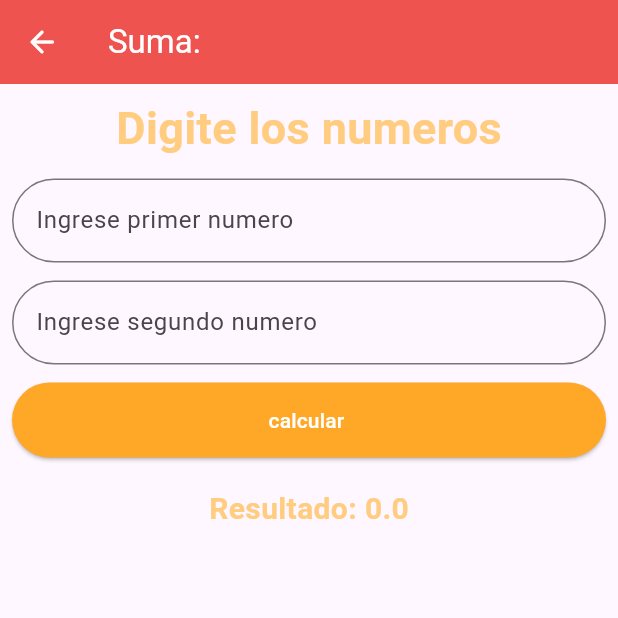
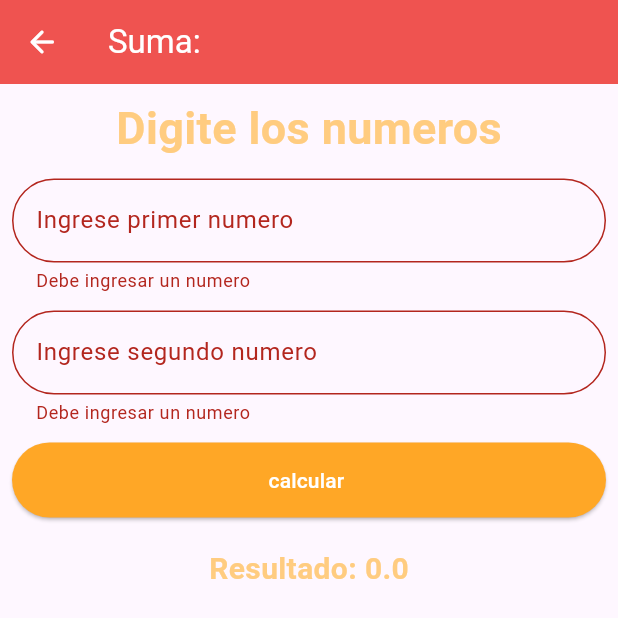
Before and after one commit to JoTaZem/MOVIL, a Flutter app: the Suma screen opened directly, after a tap on "calcular", on a phone screen of 412 x 824 dp. Shown: the top 618 px of the screen. Run offline on Flutter 3.47's test engine with Material 3 defaults, Android fonts, the phone set to English and light mode, and no system bars; network calls fail; Roboto replaces fonts that are missing (Arial Narrow).

Commit message:
copia para maubry

```diff
--- a/flutter_ejemplo_4/lib/screen/menuOption.dart
+++ b/flutter_ejemplo_4/lib/screen/menuOption.dart
@@ -1,5 +1,6 @@
 import 'package:flutter/material.dart';
 import 'package:flutter_ejemplo_4/screen/suma.dart';
+import 'package:flutter_ejemplo_4/screen/calculadora.dart';
 class menuOption extends StatefulWidget {
   const menuOption({super.key});
 
@@ -24,7 +25,6 @@ class _menuOptionState extends State<menuOption> {
         padding: const EdgeInsets.all(8.0),
         child: ListView(
           children: [
-            SizedBox(height: 12),
             Image.network("http://picsum.photos/330/200"),
             SizedBox(height: 12),
             Card(
@@ -44,6 +44,7 @@ class _menuOptionState extends State<menuOption> {
                 leading: Icon(Icons.add),
                 trailing: Icon(Icons.arrow_circle_right_rounded),
                 onTap: (){
+                  Navigator.push(context,MaterialPageRoute(builder: (context)=>calculadora()));
                 },
               ),
             ),
--- a/flutter_ejemplo_4/lib/screen/suma.dart
+++ b/flutter_ejemplo_4/lib/screen/suma.dart
@@ -12,12 +12,17 @@ class _SumaState extends State<Suma> {
   TextEditingController _number1Controller=TextEditingController();
   TextEditingController _number2Controller=TextEditingController();
   double _result=0;
+  final _formKey=GlobalKey<FormState>();
   void _calculateAdd(){
+    if(_formKey.currentState?.validate()?? false){
       double number1=double.tryParse(_number1Controller.value.text)??0.0;
       double number2=double.tryParse(_number2Controller.value.text)??0.0;
       setState(() {
         _result=number1+number2;
       });
+    }
+
+
   }
   @override
   Widget build(BuildContext context) {
@@ -31,7 +36,9 @@ class _SumaState extends State<Suma> {
         }, icon: Icon(Icons.arrow_back_rounded)),
       ),
       body:Padding(padding: const EdgeInsets.all(8.0),
-      child:Column(
+      child:Form(
+        key: _formKey,
+        child: Column(
           crossAxisAlignment: CrossAxisAlignment.center,
           children: [
             Text("Digite los numeros",
@@ -44,6 +51,7 @@ class _SumaState extends State<Suma> {
             ),
             SizedBox(height: 12),
             TextFormField(
+
               controller: _number1Controller,
               decoration: InputDecoration(
                 labelText: "Ingrese primer numero",
@@ -51,6 +59,15 @@ class _SumaState extends State<Suma> {
                   borderRadius: BorderRadius.circular(30)
                 )
               ),
+              keyboardType: TextInputType.number,
+              validator: (value){
+                if(value==null || value.isEmpty){
+                  return "Debe ingresar un numero";
+                }if(double.tryParse(value)==null){
+                  return "ingrese un numero valido";
+                }
+                return null;
+              },
             ),
             SizedBox(height: 12),
             TextFormField(
@@ -61,6 +78,15 @@ class _SumaState extends State<Suma> {
                   borderRadius: BorderRadius.circular(30)
                 )
               ),
+              keyboardType: TextInputType.number,
+              validator: (value){
+                if(value==null || value.isEmpty){
+                  return "Debe ingresar un numero";
+                }if(double.tryParse(value)==null){
+                  return "ingrese un numero valido";
+                }
+                return null;
+              },
             ),
             SizedBox(height: 12),
 
@@ -87,6 +113,7 @@ class _SumaState extends State<Suma> {
             )
 
           ],
+        ),
       ),)
     );
   }
```
Also changed, not shown: flutter_ejemplo_4/lib/screen/calculadora.dart (+60 -1 lines). Lines whose indentation alone changed are shown as unchanged.
